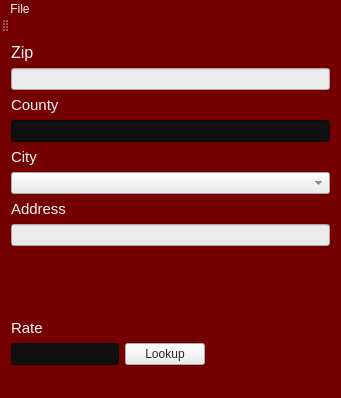
Above: mainwindow.ui from paulson121591/PTax before the change. Below: the same form after it.
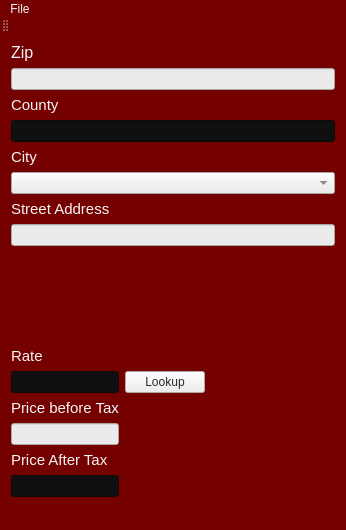
That is the form after the change. Icons and pictures are not drawn.

The edit to the form file:
```diff
--- a/mainwindow.ui
+++ b/mainwindow.ui
@@ -6,12 +6,12 @@
    <rect>
     <x>0</x>
     <y>0</y>
-    <width>341</width>
-    <height>398</height>
+    <width>346</width>
+    <height>530</height>
    </rect>
   </property>
   <property name="windowTitle">
-   <string>PTax 0.8.0-B</string>
+   <string>PTax 1.0.1</string>
   </property>
   <property name="windowIcon">
    <iconset>
@@ -72,6 +72,26 @@
       </property>
      </widget>
     </item>
+    <item row="3" column="0" colspan="2">
+     <widget class="QLabel" name="label_5">
+      <property name="font">
+       <font>
+        <pointsize>11</pointsize>
+       </font>
+      </property>
+      <property name="text">
+       <string>County</string>
+      </property>
+     </widget>
+    </item>
+    <item row="5" column="0" colspan="2">
+     <widget class="QLineEdit" name="lineEditCounty">
+      <property name="styleSheet">
+       <string notr="true">background-color: rgb(16, 16, 16);
+color: rgb(255, 255, 255);</string>
+      </property>
+     </widget>
+    </item>
     <item row="10" column="0">
      <widget class="QLabel" name="label_2">
       <property name="sizePolicy">
@@ -98,24 +118,6 @@
       </property>
      </widget>
     </item>
-    <item row="13" column="0">
-     <widget class="QLabel" name="label_3">
-      <property name="sizePolicy">
-       <sizepolicy hsizetype="Fixed" vsizetype="Fixed">
-        <horstretch>0</horstretch>
-        <verstretch>0</verstretch>
-       </sizepolicy>
-      </property>
-      <property name="font">
-       <font>
-        <pointsize>11</pointsize>
-       </font>
-      </property>
-      <property name="text">
-       <string>Address</string>
-      </property>
-     </widget>
-    </item>
     <item row="14" column="0" colspan="2">
      <widget class="QLineEdit" name="lineEditAddress">
       <property name="styleSheet">
@@ -158,7 +160,7 @@
       </property>
      </widget>
     </item>
-    <item row="19" column="0">
+    <item row="20" column="0">
      <widget class="QLineEdit" name="lineEditRate">
       <property name="sizePolicy">
        <sizepolicy hsizetype="Fixed" vsizetype="Fixed">
@@ -175,7 +177,7 @@
       </property>
      </widget>
     </item>
-    <item row="19" column="1">
+    <item row="20" column="1">
      <widget class="QPushButton" name="pushButtonLook">
       <property name="sizePolicy">
        <sizepolicy hsizetype="Fixed" vsizetype="Fixed">
@@ -194,23 +196,64 @@
       </property>
      </widget>
     </item>
-    <item row="5" column="0" colspan="2">
-     <widget class="QLineEdit" name="lineEditCounty">
+    <item row="21" column="0">
+     <widget class="QLabel" name="label_6">
+      <property name="font">
+       <font>
+        <pointsize>11</pointsize>
+       </font>
+      </property>
+      <property name="text">
+       <string>Price before Tax</string>
+      </property>
+     </widget>
+    </item>
+    <item row="22" column="0">
+     <widget class="QLineEdit" name="lineEditBeTax">
+      <property name="styleSheet">
+       <string notr="true">background-color: rgb(235, 235, 235);
+color: rgb(76, 76, 76);</string>
+      </property>
+     </widget>
+    </item>
+    <item row="23" column="0">
+     <widget class="QLabel" name="label_7">
+      <property name="font">
+       <font>
+        <pointsize>11</pointsize>
+       </font>
+      </property>
+      <property name="text">
+       <string>Price After Tax</string>
+      </property>
+     </widget>
+    </item>
+    <item row="24" column="0">
+     <widget class="QLineEdit" name="lineEditAfTax">
       <property name="styleSheet">
        <string notr="true">background-color: rgb(16, 16, 16);
 color: rgb(255, 255, 255);</string>
       </property>
+      <property name="readOnly">
+       <bool>true</bool>
+      </property>
      </widget>
     </item>
-    <item row="3" column="0" colspan="2">
-     <widget class="QLabel" name="label_5">
+    <item row="13" column="0" colspan="2">
+     <widget class="QLabel" name="label_3">
+      <property name="sizePolicy">
+       <sizepolicy hsizetype="Fixed" vsizetype="Fixed">
+        <horstretch>0</horstretch>
+        <verstretch>0</verstretch>
+       </sizepolicy>
+      </property>
       <property name="font">
        <font>
         <pointsize>11</pointsize>
        </font>
       </property>
       <property name="text">
-       <string>County</string>
+       <string>Street Address</string>
       </property>
      </widget>
     </item>
@@ -221,7 +264,7 @@
     <rect>
      <x>0</x>
      <y>0</y>
-     <width>341</width>
+     <width>346</width>
      <height>21</height>
     </rect>
    </property>
@@ -232,6 +275,7 @@
     <property name="title">
      <string>File</string>
     </property>
+    <addaction name="actionLicense"/>
    </widget>
    <addaction name="menutest"/>
   </widget>
@@ -244,6 +288,11 @@
    </attribute>
   </widget>
   <widget class="QStatusBar" name="statusBar"/>
+  <action name="actionLicense">
+   <property name="text">
+    <string>License</string>
+   </property>
+  </action>
  </widget>
  <layoutdefault spacing="6" margin="11"/>
  <resources/>
```
